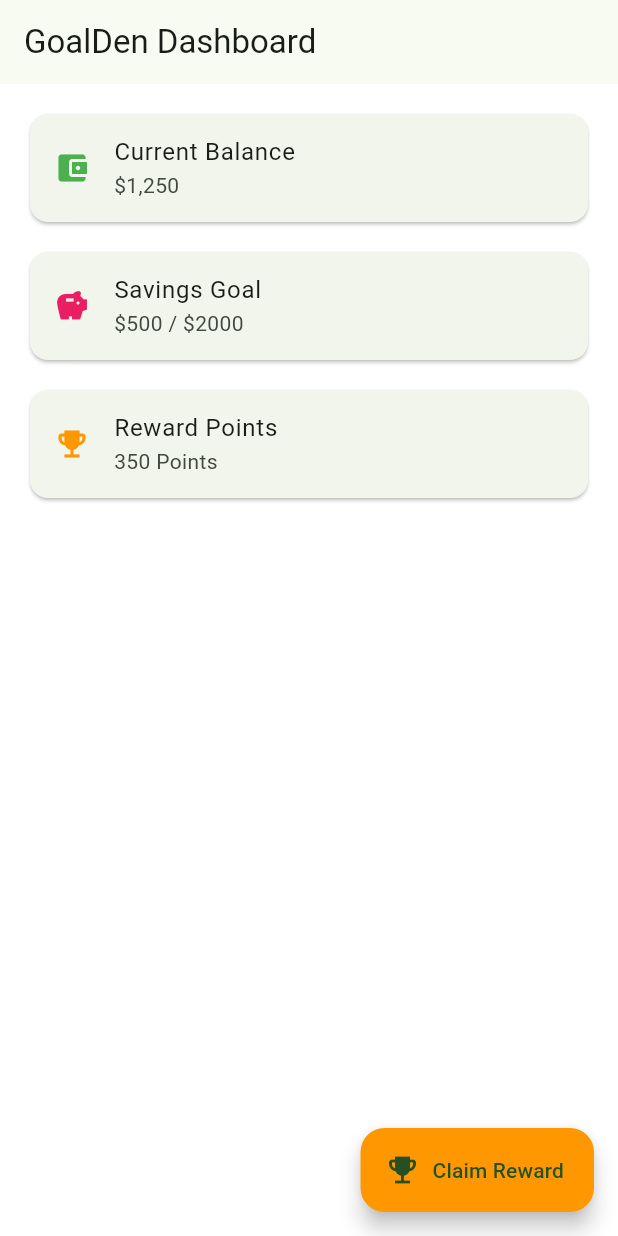
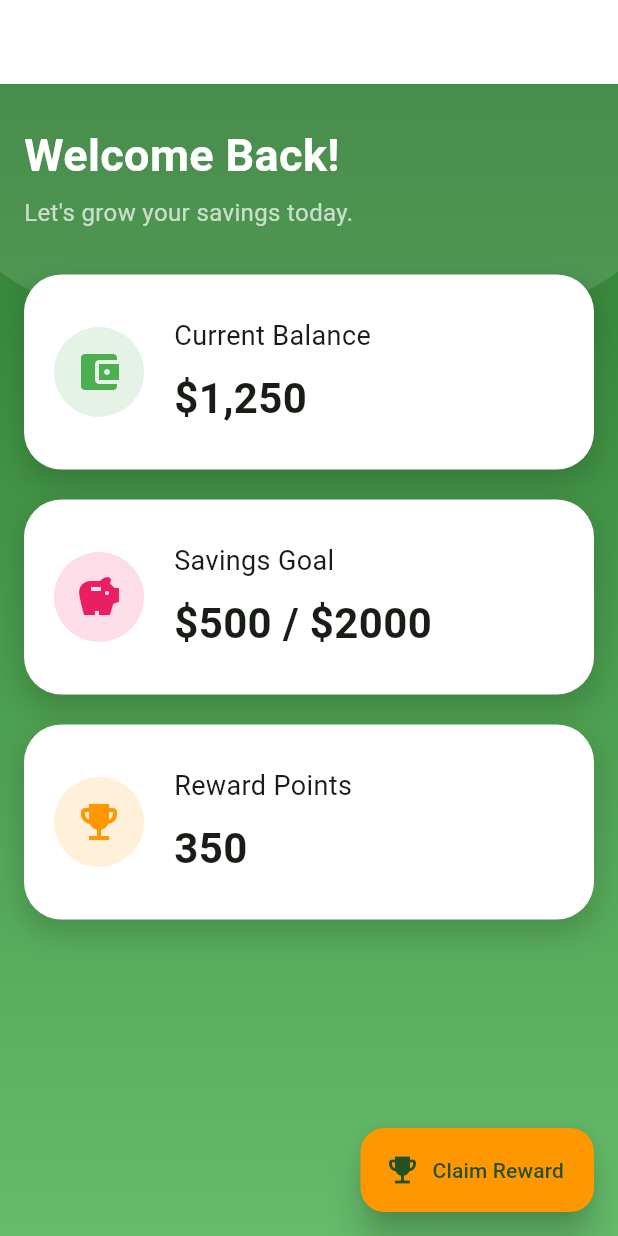
Before and after one commit to Remoshi21/GoalDen, a Flutter app: the HomeScreen screen opened directly, on a phone screen of 412 x 824 dp. Run offline on Flutter 3.47's test engine with Material 3 defaults, Android fonts, the phone set to English and light mode, and no system bars.

Commit message:
Improved home screen UI with dashboard cards and better background

```diff
--- a/goalden/lib/screens/home_screen.dart
+++ b/goalden/lib/screens/home_screen.dart
@@ -1,4 +1,71 @@
 import 'package:flutter/material.dart';
+
+class DashboardCard extends StatelessWidget {
+  final IconData icon;
+  final String title;
+  final String value;
+  final Color color;
+
+  const DashboardCard({
+    super.key,
+    required this.icon,
+    required this.title,
+    required this.value,
+    required this.color,
+  });
+
+  @override
+  Widget build(BuildContext context) {
+    return Container(
+      height: 130,
+      margin: const EdgeInsets.only(bottom: 20),
+      decoration: BoxDecoration(
+        color: Colors.white,
+        borderRadius: BorderRadius.circular(25),
+        boxShadow: [
+          BoxShadow(
+            color: Colors.black.withOpacity(.15),
+            blurRadius: 15,
+            spreadRadius: 2,
+            offset: const Offset(0, 8),
+          ),
+        ],
+      ),
+      child: Padding(
+        padding: const EdgeInsets.all(20),
+        child: Row(
+          children: [
+            CircleAvatar(
+              radius: 30,
+              backgroundColor: color.withOpacity(.15),
+              child: Icon(icon, color: color, size: 32),
+            ),
+
+            const SizedBox(width: 20),
+
+            Column(
+              mainAxisAlignment: MainAxisAlignment.center,
+              crossAxisAlignment: CrossAxisAlignment.start,
+              children: [
+                Text(title, style: const TextStyle(fontSize: 18)),
+
+                const SizedBox(height: 8),
+
+                Text(
+                  value,
+                  style: const TextStyle(
+                    fontSize: 28,
+                    fontWeight: FontWeight.bold,
+                  ),
+                ),
+              ],
+            ),
+          ],
+        ),
+      ),
+    );
+  }
+}
 
 class HomeScreen extends StatelessWidget {
   const HomeScreen({super.key});
@@ -19,51 +86,101 @@ class HomeScreen extends StatelessWidget {
   @override
   Widget build(BuildContext context) {
     return Scaffold(
-      appBar: AppBar(title: const Text("GoalDen Dashboard")),
+      backgroundColor: Colors.transparent,
+
+      appBar: AppBar(
+        title: const Text("GoalDen Dashboard"),
+        backgroundColor: Colors.transparent,
+        elevation: 0,
+        foregroundColor: Colors.white,
+      ),
 
       floatingActionButton: FloatingActionButton.extended(
+        elevation: 10,
         backgroundColor: Colors.orange,
         icon: const Icon(Icons.emoji_events),
         label: const Text("Claim Reward"),
         onPressed: () => showReward(context),
       ),
 
-      body: Padding(
-        padding: const EdgeInsets.all(16),
-        child: Column(
-          children: [
-            Card(
-              child: ListTile(
-                leading: const Icon(
-                  Icons.account_balance_wallet,
-                  color: Colors.green,
-                ),
-                title: const Text("Current Balance"),
-                subtitle: const Text("\$1,250"),
+      body: Stack(
+        children: [
+          // Gradient Background
+          Container(
+            decoration: const BoxDecoration(
+              gradient: LinearGradient(
+                begin: Alignment.topCenter,
+                end: Alignment.bottomCenter,
+                colors: [Color(0xFF2E7D32), Color(0xFF66BB6A)],
               ),
             ),
+          ),
 
-            const SizedBox(height: 12),
-
-            Card(
-              child: ListTile(
-                leading: const Icon(Icons.savings, color: Colors.pink),
-                title: const Text("Savings Goal"),
-                subtitle: const Text("\$500 / \$2000"),
+          // Decorative Wave
+          Positioned(
+            top: -100,
+            left: -50,
+            right: -50,
+            child: Container(
+              height: 250,
+              decoration: BoxDecoration(
+                color: Colors.white.withOpacity(.12),
+                borderRadius: BorderRadius.circular(200),
               ),
             ),
+          ),
 
-            const SizedBox(height: 12),
+          SafeArea(
+            child: SingleChildScrollView(
+              padding: const EdgeInsets.all(16),
+              child: Column(
+                crossAxisAlignment: CrossAxisAlignment.start,
+                children: [
+                  const SizedBox(height: 10),
 
-            Card(
-              child: ListTile(
-                leading: const Icon(Icons.emoji_events, color: Colors.orange),
-                title: const Text("Reward Points"),
-                subtitle: const Text("350 Points"),
+                  const Text(
+                    "Welcome Back!",
+                    style: TextStyle(
+                      fontSize: 30,
+                      fontWeight: FontWeight.bold,
+                      color: Colors.white,
+                    ),
+                  ),
+
+                  const SizedBox(height: 5),
+
+                  const Text(
+                    "Let's grow your savings today.",
+                    style: TextStyle(fontSize: 16, color: Colors.white70),
+                  ),
+
+                  const SizedBox(height: 30),
+
+                  DashboardCard(
+                    icon: Icons.account_balance_wallet,
+                    title: "Current Balance",
+                    value: "\$1,250",
+                    color: Colors.green,
+                  ),
+
+                  DashboardCard(
+                    icon: Icons.savings,
+                    title: "Savings Goal",
+                    value: "\$500 / \$2000",
+                    color: Colors.pink,
+                  ),
+
+                  DashboardCard(
+                    icon: Icons.emoji_events,
+                    title: "Reward Points",
+                    value: "350",
+                    color: Colors.orange,
+                  ),
+                ],
               ),
             ),
-          ],
-        ),
+          ),
+        ],
       ),
     );
   }
```
